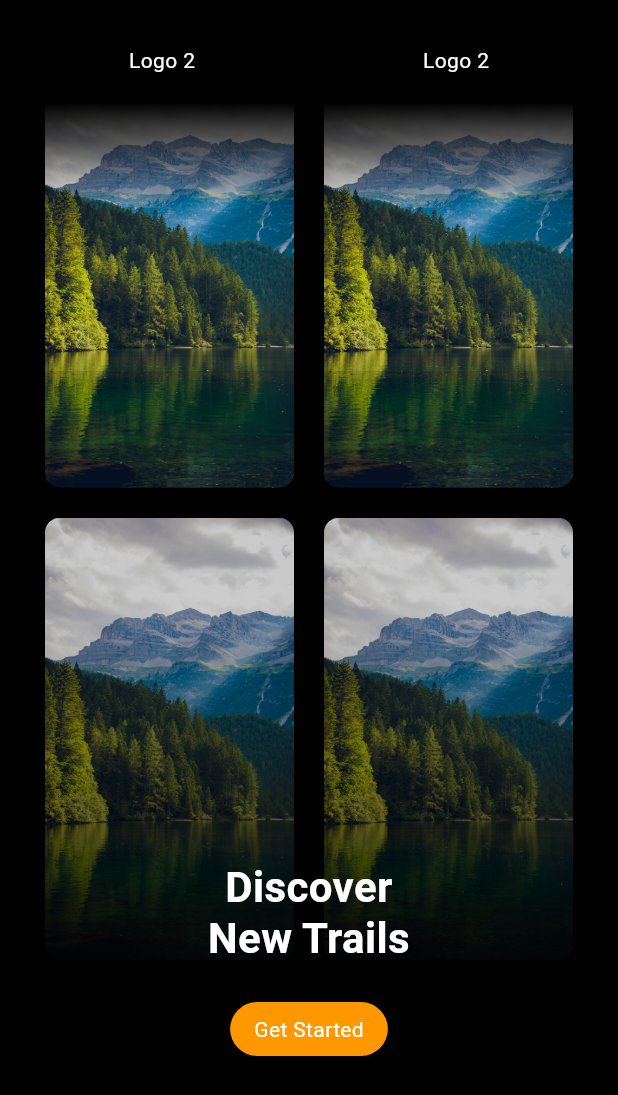
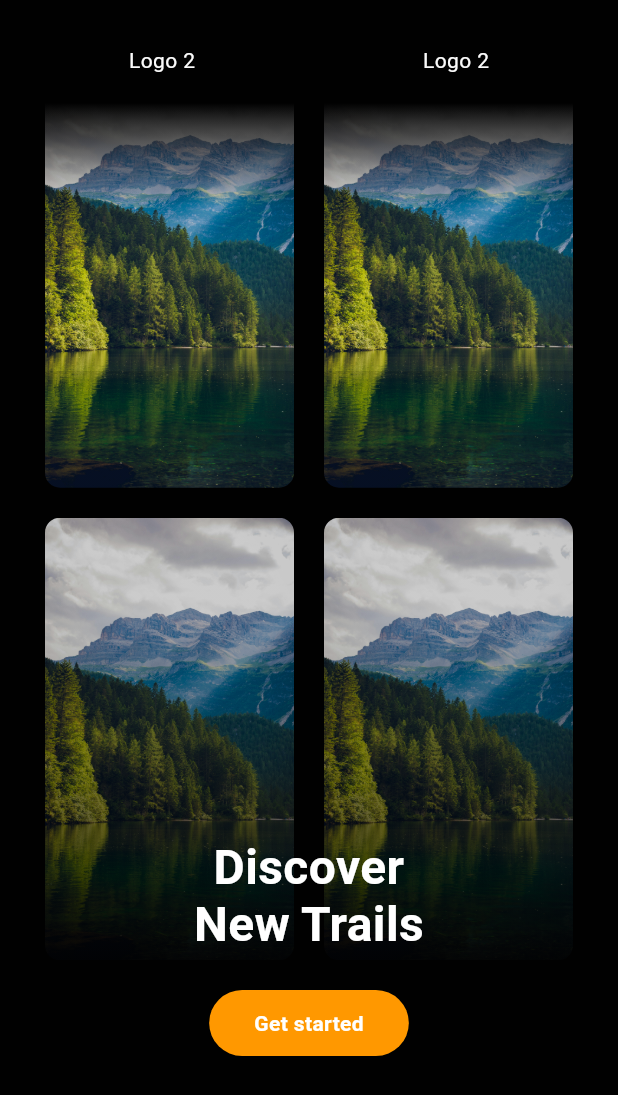
Before and after one commit to CATAAA233/travel_app, a Flutter app: the screen it shows after launch, on a phone screen of 412 x 824 dp. Shown: the top 1095 px of the screen. Run offline on Flutter 3.47's test engine with Material 3 defaults, Android fonts, the phone set to English and light mode, and no system bars.

Commit message:
Feat(Welcome screen ): Adding PushNamed to button and Fixes in fonts

```diff
--- a/lib/presentation/screens/welcome_screen.dart
+++ b/lib/presentation/screens/welcome_screen.dart
@@ -166,7 +166,7 @@ class FoteerSection extends StatelessWidget {
               style: TextStyle(
                 fontFamily: 'Roboto',
                 fontWeight: FontWeight.w700,
-                fontSize: 28,
+                fontSize: 32,
                 height: 1.2,
               ),
               textAlign: TextAlign.center,
@@ -197,8 +197,14 @@ class CustomButton extends StatelessWidget {
                 left: Radius.circular(100), right: Radius.circular(100)),
             color: Colors.orange),
         child: const Padding(
-          padding: EdgeInsets.symmetric(horizontal: 16, vertical: 8),
-          child: Text('Get Started'),
+          padding: EdgeInsets.symmetric(horizontal: 30, vertical: 12),
+          child: Text(
+            'Get started',
+            style: TextStyle(
+              fontFamily: 'Roboto',
+              fontWeight: FontWeight.w700
+            ),
+          ),
         ),
       ),
     );
```
